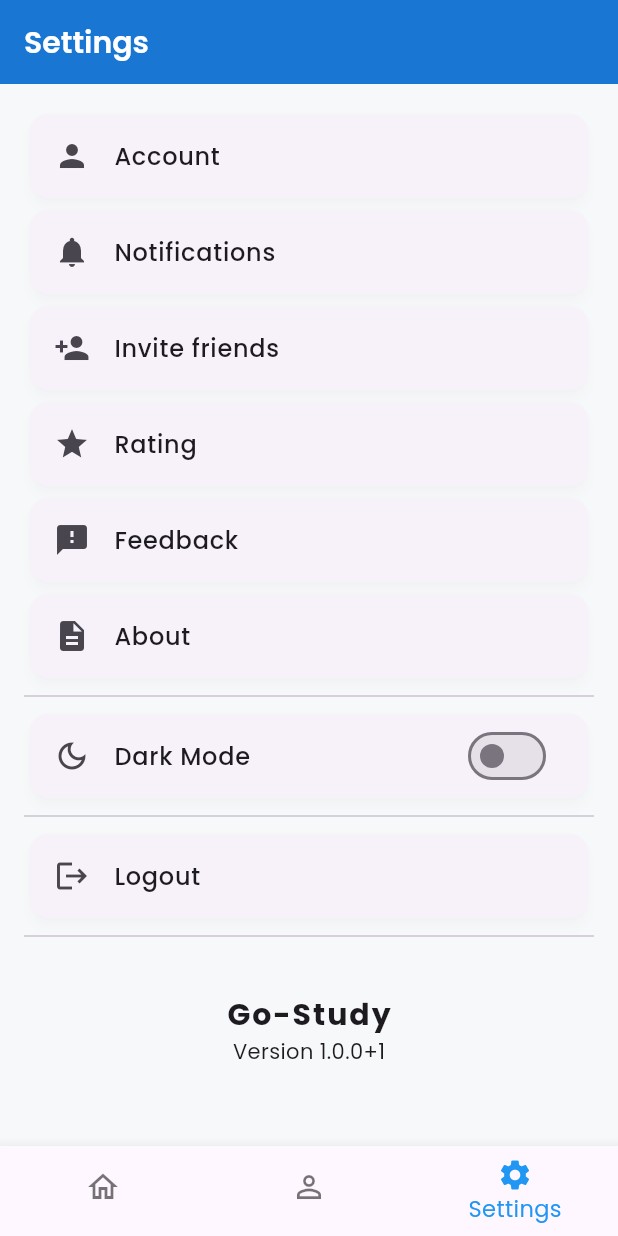
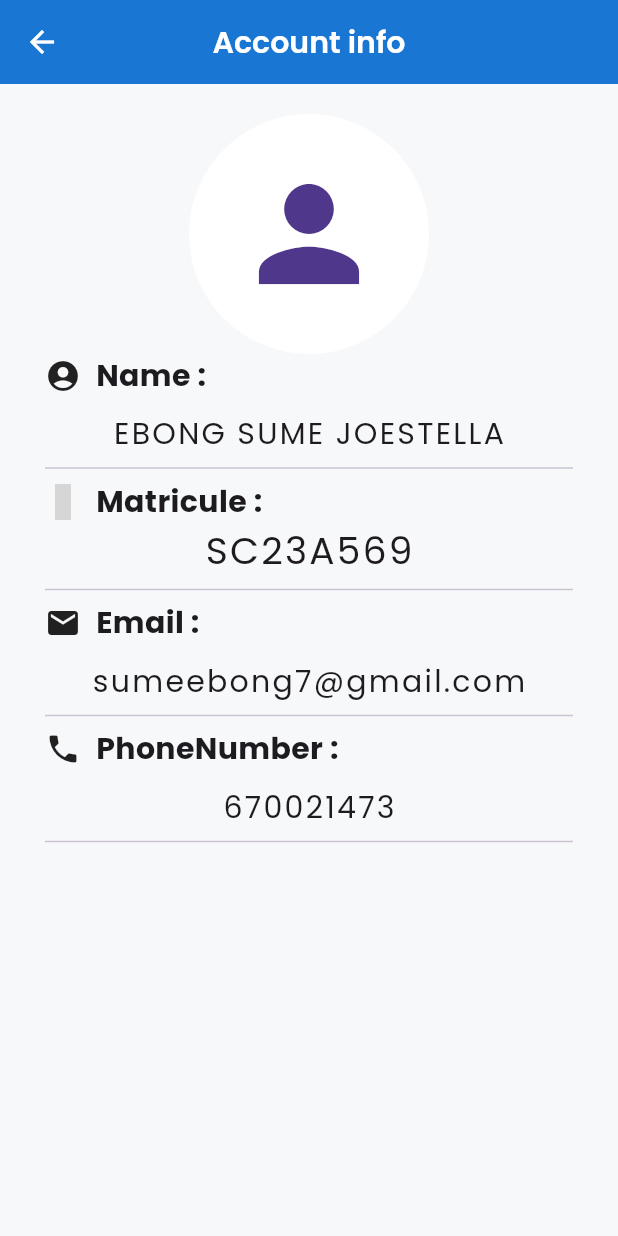
Before and after one commit to ebongi/Ub-Hub, a Flutter app: the screen it shows once a user with an empty profile is signed in, item 3 of the bottom bar chosen, after a tap on "Account", on a phone screen of 412 x 824 dp. Run offline on Flutter 3.47's test engine with Material 3 defaults, Android fonts, the light colour scheme and no system bars; our stand-ins replace cloud_firestore, firebase_auth, firebase_core, firebase_storage, google_fonts, html_unescape and 5 more; accounts and stored records are empty; grey boxes are pictures that could not be loaded.

Commit message:
userinfo page was immplemented

```diff
--- a/lib/Screens/UI/preview/Navigation/home.dart
+++ b/lib/Screens/UI/preview/Navigation/home.dart
@@ -30,7 +30,7 @@ class _HomeState extends State<Home> {
   ];
 
   void addDepartment() async {
-    XFile? _imageFile;
+    XFile? imageFile;
     final dbService = DatabaseService();
     showDialog(
       context: context,
@@ -41,12 +41,12 @@ class _HomeState extends State<Home> {
         final adddepartmentKey = GlobalKey<FormState>();
 
         return StatefulBuilder(builder: (context, setDialogState) {
-          Future<void> _pickImage() async {
+          Future<void> pickImage() async {
             final picker = ImagePicker();
             final pickedFile = await picker.pickImage(source: ImageSource.gallery);
             if (pickedFile != null) {
               setDialogState(() {
-                _imageFile = pickedFile;
+                imageFile = pickedFile;
               });
             }
           }
@@ -109,9 +109,9 @@ class _HomeState extends State<Home> {
                     ),
                   ),
                   const SizedBox(height: 15),
-                  _imageFile == null
+                  imageFile == null
                       ? OutlinedButton.icon(
-                          onPressed: _pickImage,
+                          onPressed: pickImage,
                           icon: const Icon(Icons.image),
                           label: const Text('Select Image'),
                         )
@@ -119,12 +119,12 @@ class _HomeState extends State<Home> {
                           children: [
                             // Use a FutureBuilder to display the image from bytes
                             FutureBuilder<List<int>>(
-                              future: _imageFile!.readAsBytes(),
+                              future: imageFile!.readAsBytes(),
                               builder: (context, snapshot) => snapshot.hasData
                                   ? Image.memory(snapshot.data as Uint8List, height: 100, fit: BoxFit.cover)
                                   : const SizedBox(height: 100, child: Center(child: CircularProgressIndicator())),
                             ),
-                            TextButton(onPressed: _pickImage, child: const Text('Change Image'))
+                            TextButton(onPressed: pickImage, child: const Text('Change Image'))
                           ],
                         ),
                   const SizedBox(height: 10),
@@ -137,7 +137,7 @@ class _HomeState extends State<Home> {
                           if (!adddepartmentKey.currentState!.validate()) {
                             return;
                           }
-                          if (_imageFile == null) {
+                          if (imageFile == null) {
                             ScaffoldMessenger.of(context).showSnackBar(
                               const SnackBar(
                                 content: Text('Please select an image for the department.'),
@@ -147,10 +147,10 @@ class _HomeState extends State<Home> {
                             return;
                           }
 
-                          if (adddepartmentKey.currentState!.validate() && _imageFile != null) { // This check is a bit redundant now but safe
+                          if (adddepartmentKey.currentState!.validate() && imageFile != null) { // This check is a bit redundant now but safe
                             String? imageUrl;
                             try {
-                              final imageBytes = await _imageFile!.readAsBytes();
+                              final imageBytes = await imageFile!.readAsBytes();
                               imageUrl = await dbService.uploadDepartmentImage(imageBytes, departname.text);
                             } catch (e) {
                               ScaffoldMessenger.of(context).showSnackBar(
--- a/lib/Screens/UI/preview/Navigation/settings_screen.dart
+++ b/lib/Screens/UI/preview/Navigation/settings_screen.dart
@@ -1,5 +1,6 @@
 import 'package:flutter/material.dart';
 import 'package:google_fonts/google_fonts.dart';
+import 'package:neo/Screens/UI/preview/Settings/accountdetails.dart';
 import 'package:neo/services/auth.dart' show Authentication;
 import 'package:neo/theme_provider.dart';
 import 'package:package_info_plus/package_info_plus.dart';
@@ -42,7 +43,7 @@ class _SettingsScreenState extends State<SettingsScreen> {
         children: [
           Card(
             child: ListTile(
-              onTap: () async {},
+              onTap: () => Navigator.push(context, MaterialPageRoute(builder: (context)=> const Accountdetails())),
               leading: const Icon(Icons.person),
               title: Text(
                 "Account",
--- a/lib/Screens/UI/preview/Settings/accountdetails.dart
+++ b/lib/Screens/UI/preview/Settings/accountdetails.dart
@@ -0,0 +1,142 @@
+import 'package:flutter/material.dart';
+import 'package:google_fonts/google_fonts.dart';
+import 'package:iconsax/iconsax.dart';
+
+class Accountdetails extends StatefulWidget {
+  const Accountdetails({super.key});
+
+  @override
+  State<Accountdetails> createState() => _AccountdetailsState();
+}
+
+class _AccountdetailsState extends State<Accountdetails> {
+  String name = "Ebong Sume Joestella";
+  String matricule = "SC23A569";
+  String email = "sumeebong7@gmail.com";
+  int phonenumber = 670021473;
+  @override
+  Widget build(BuildContext context) {
+    final theme = Theme.of(context);
+    return Scaffold(
+      backgroundColor: theme.scaffoldBackgroundColor,
+      appBar: AppBar(title: const Text("Account info"), centerTitle: true),
+      body: Padding(
+        padding: EdgeInsets.symmetric(horizontal: 30, vertical: 20),
+        child: Column(
+          crossAxisAlignment: CrossAxisAlignment.start,
+          children: [
+
+             Align(
+              alignment: Alignment.center,
+               child: CircleAvatar(
+                backgroundColor:  Colors.white,
+                radius: 80,
+                child: Icon(Icons.person,size: 100,),
+               ),
+             ),
+            Row(
+              children: [
+                const Icon(Icons.account_circle_rounded),
+                SizedBox(width: 10,),
+                Text(
+                  "Name :",
+                  style: GoogleFonts.poppins().copyWith(
+                    fontWeight: FontWeight.bold,
+                    fontSize: 20,
+                  ),
+                ),
+              ],
+            ),
+            SizedBox(height: 10),
+            Align(
+              alignment: Alignment.topCenter,
+              child: Text(
+                name.toUpperCase(),
+                style: GoogleFonts.poppins().copyWith(
+                  fontSize: 20,
+                  letterSpacing: 1.5,
+                ),
+              ),
+            ),
+            Divider(),
+            Row(
+              children: [
+                const Icon(Iconsax.archive4),
+                SizedBox(width: 10,),
+                Text(
+                  "Matricule :",
+                  style: GoogleFonts.poppins().copyWith(
+                    fontWeight: FontWeight.bold,
+                    fontSize: 20,
+                  ),
+                ),
+              ],
+            ),
+            SizedBox(width: 10),
+            Align(
+              alignment: Alignment.topCenter,
+              child: Text(
+                matricule.toUpperCase(),
+                style: GoogleFonts.poppins().copyWith(
+                  fontSize: 25,
+                  letterSpacing: 1.5,
+                ),
+              ),
+            ),
+            Divider(),
+            Row(
+              children: [
+                const Icon(Icons.email),
+                SizedBox(width: 10,),
+                Text(
+                  "Email :",
+                  style: GoogleFonts.poppins().copyWith(
+                    fontWeight: FontWeight.bold,
+                    fontSize: 20,
+                  ),
+                ),
+              ],
+            ),
+            SizedBox(height: 10),
+            Align(
+              alignment: Alignment.topCenter,
+              child: Text(
+                email,
+                style: GoogleFonts.poppins().copyWith(
+                  fontSize: 20,
+                  letterSpacing: 1.5,
+                ),
+              ),
+            ),
+            Divider(),
+            Row(
+              children: [
+                const Icon(Icons.phone),
+                const SizedBox(width: 10,),
+                Text(
+                  "PhoneNumber :",
+                  style: GoogleFonts.poppins().copyWith(
+                    fontWeight: FontWeight.bold,
+                    fontSize: 20,
+                  ),
+                ),
+              ],
+            ),
+            SizedBox(height: 10),
+            Align(
+              alignment: Alignment.topCenter,
+              child: Text(
+                phonenumber.toString().toUpperCase(),
+                style: GoogleFonts.poppins().copyWith(
+                  fontSize: 20,
+                  letterSpacing: 1.5,
+                ),
+              ),
+            ),
+            Divider(),
+          ],
+        ),
+      ),
+    );
+  }
+}
--- a/lib/services/database.dart
+++ b/lib/services/database.dart
@@ -1,4 +1,3 @@
-import 'dart:io';
 import 'dart:typed_data';
 import 'package:cloud_firestore/cloud_firestore.dart';
 import 'package:neo/services/course_model.dart' show Course;
```
